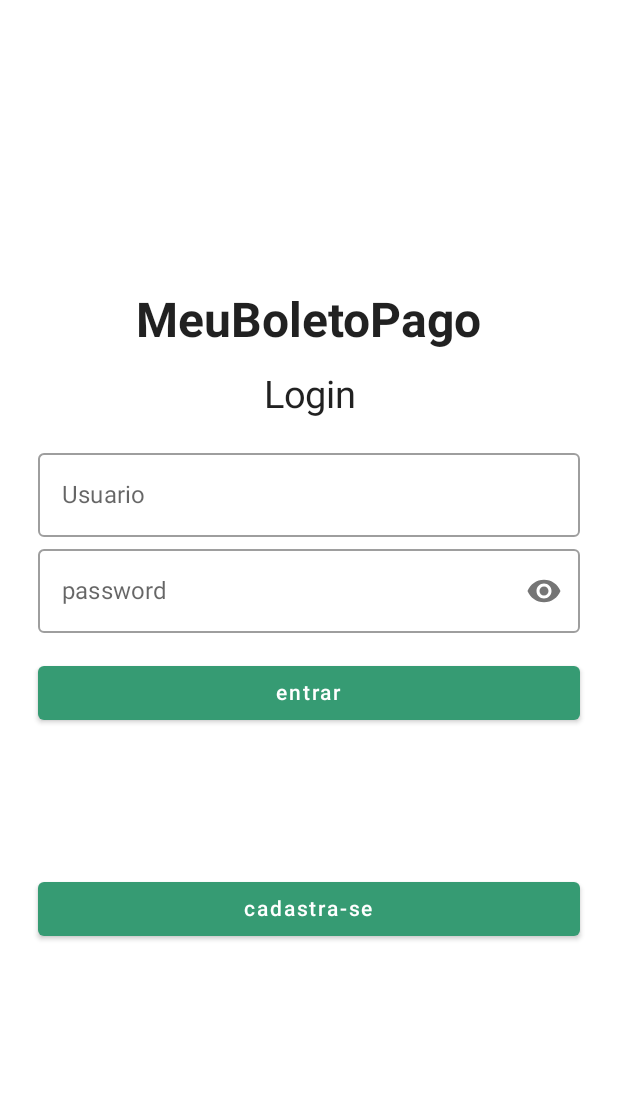
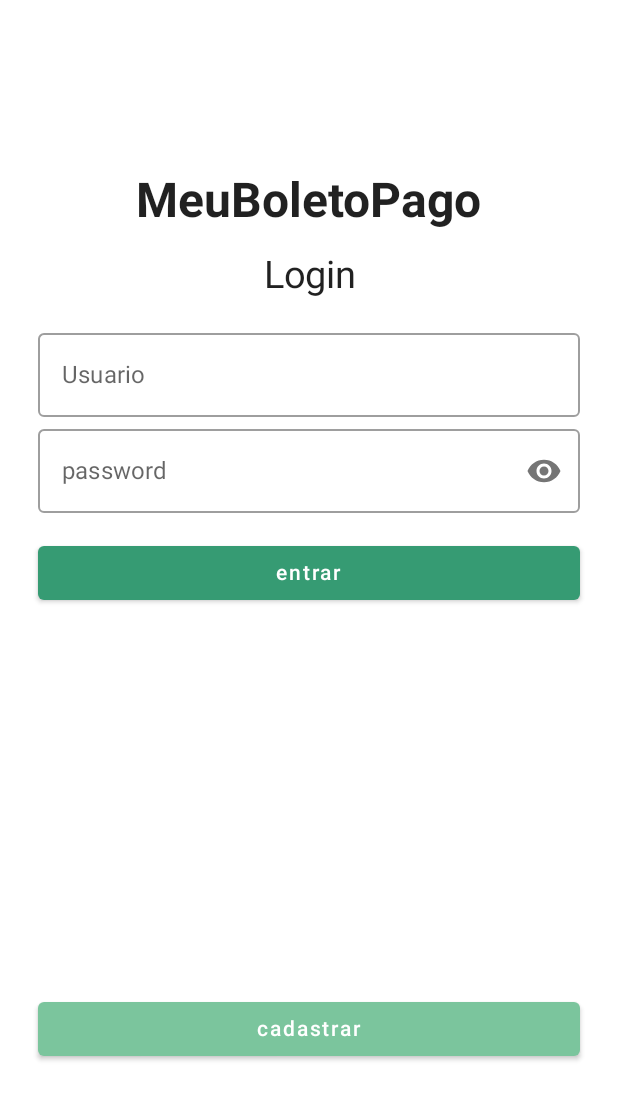
Before and after one commit to luiz1251/meuboletopago, an Android app built with Jetpack Compose: the @Preview function LoginPreview, on a phone screen of 412 x 824 dp. Shown: the top 1100 px of the screen. Run offline under Robolectric (Android 15) with nearby library versions, the phone set to English and light mode, and no system bars.

Commit message:
Alterações pós merge: uniformização

```diff
--- a/androidApp/src/main/java/br/com/digitalhouse/meuboletopago/android/detalhamento/Detalhamento.kt
+++ b/androidApp/src/main/java/br/com/digitalhouse/meuboletopago/android/screen/Detalhamento.kt
@@ -1,4 +1,4 @@
-package br.com.digitalhouse.meuboletopago.android.detalhamento
+package br.com.digitalhouse.meuboletopago.android.screen
 
 import android.os.Bundle
 import androidx.activity.ComponentActivity
@@ -19,7 +19,7 @@ import androidx.compose.ui.text.style.TextAlign
 import androidx.compose.ui.tooling.preview.Preview
 import androidx.compose.ui.unit.dp
 import androidx.compose.ui.unit.sp
-import br.com.digitalhouse.meuboletopago.android.GreetingView
+
 import br.com.digitalhouse.meuboletopago.android.MyApplicationTheme
 
 class Detalhamento : ComponentActivity() {
--- a/androidApp/src/main/java/br/com/digitalhouse/meuboletopago/android/screen/LoginScreen.kt
+++ b/androidApp/src/main/java/br/com/digitalhouse/meuboletopago/android/screen/LoginScreen.kt
@@ -126,40 +126,47 @@ fun LoginView() {
         )
         Spacer(modifier = Modifier.height(16.dp))
 
-                        Button(onClick = {/*openDialog.value = true*/ }, modifier = Modifier.fillMaxWidth()) {
-                            Text(text = "entrar")
-                        }
-                        Spacer(modifier = Modifier.height(96.dp))
         Button(onClick = {
             val loginUser = Login(
                 login = login.value.text,
                 senha = password.value.text
             )
-                            mensagem.value = if (loginUser.validador()){
-                                "Login executado com sucesso"}
-                            else {
+            mensagem.value = if (loginUser.validador()) {
+                "Login executado com sucesso"
+            } else {
                 //showDialog.value = true
                 //no final do bloco, sempre lê a ultima linha (no caso, tem que ser string)
                 "Ops! Login ou senha inválida"
             }
             showDialog.value = true
 
-                        }, modifier = Modifier.fillMaxWidth()){
-                            Text(text = "cadastra-se")
+        }, modifier = Modifier.fillMaxWidth()) {
+            Text(text = "entrar")
         }
         AlertDialogComponent(
             showDialog = showDialog.value,
             message = mensagem.value,
-                            onDismissRequest = {showDialog.value = false}
+            onDismissRequest = { showDialog.value = false }
 
         )
+        Spacer(modifier = Modifier.height(256.dp))
+        Button(
+            onClick = {/*openDialog.value = true*/ },
+            modifier = Modifier.fillMaxWidth(),
+            colors = ButtonDefaults.buttonColors(Color(0xFF7BC59D))
+        ) {
+            Text(
+                text = "cadastrar",
+                color = Color.White
+            )
+            //Text(text = "cadastrar")
+
 
         }
     }
 
 
-
-
+}
 @Preview
 @Composable
 fun LoginPreview() {
```
Lines whose indentation alone changed are shown as unchanged.
